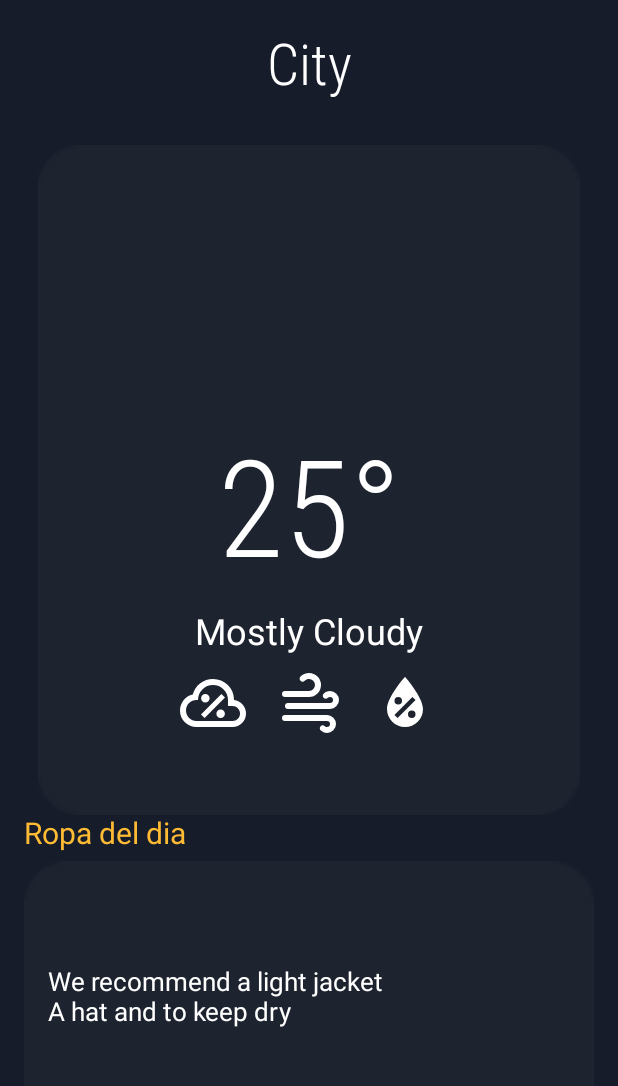
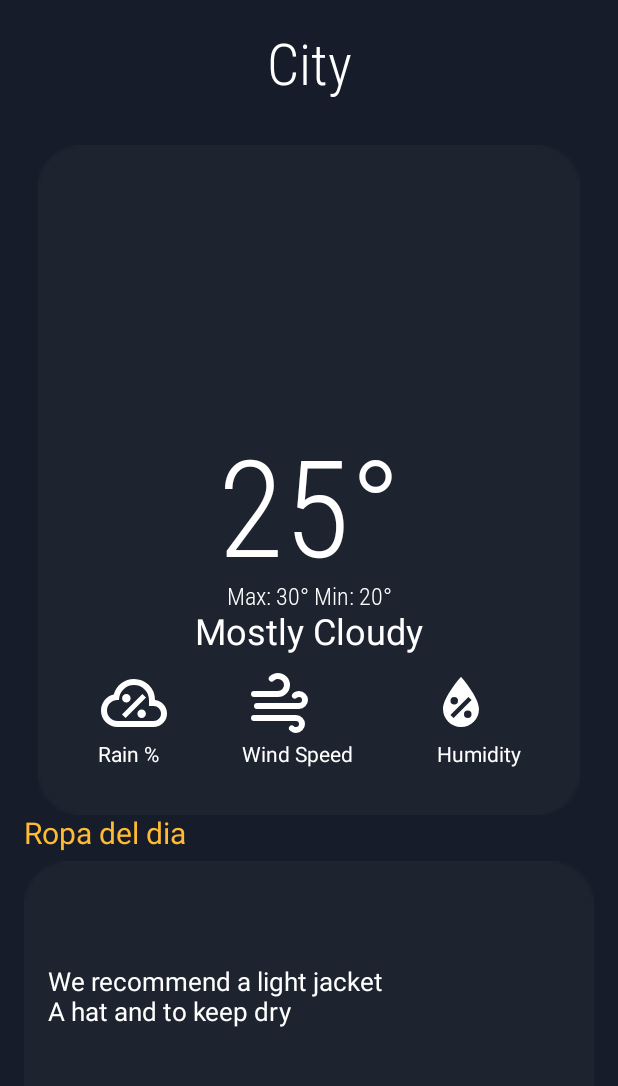
Before and after one commit to Mascaro101/WeatherApp, an Android app: the screen it shows after launch (MainActivity), on a phone screen of 412 x 824 dp, the part 72-1158 px from its top. Run offline under Robolectric (Android 15) with nearby library versions, the phone set to English and light mode, and no system bars.

Commit message:
Refine UI
Add hum/wind/rain api call and min max temp

```diff
--- a/app/src/main/java/com/mascaro101/weatherapp1/MainActivity.java
+++ b/app/src/main/java/com/mascaro101/weatherapp1/MainActivity.java
@@ -15,6 +15,7 @@ import androidx.core.app.ActivityCompat;
 import com.google.android.gms.location.FusedLocationProviderClient;
 import com.google.android.gms.location.LocationServices;
 import com.google.android.gms.tasks.OnSuccessListener;
+import com.mascaro101.weatherapp1.activities.HistoryActivity;
 import com.mascaro101.weatherapp1.advisor.ClotheAdvisor;
 import com.mascaro101.weatherapp1.api.WeatherApi;
 import com.mascaro101.weatherapp1.api.WeatherApi.WeatherResponseListener;
@@ -23,6 +24,7 @@ import com.mascaro101.weatherapp1.database.ClothingAdvice;
 import com.mascaro101.weatherapp1.utils.WeatherDrawableUtil;
 import org.json.JSONException;
 import org.json.JSONObject;
+
 import java.text.SimpleDateFormat;
 import java.util.Date;
 import java.util.Locale;
@@ -33,20 +35,26 @@ public class MainActivity extends AppCompatActivity {
     private static final int LOCATION_PERMISSION_REQUEST_CODE = 1;
     private FusedLocationProviderClient fusedLocationClient;
     private TextView tvCity, tvTemperature, tvWeather, clotheRecommendation;
+    private TextView rainPercentage, windSpeed, humidity;
     private ImageView weatherIcon;
     private Button historyButton;
+    private TextView tvMaxMinTemperature;
 
     @Override
     protected void onCreate(Bundle savedInstanceState) {
         super.onCreate(savedInstanceState);
         setContentView(R.layout.activity_main);
 
+        tvMaxMinTemperature = findViewById(R.id.tvMaxMinTemperature);
         tvCity = findViewById(R.id.tvCity);
         tvTemperature = findViewById(R.id.tvTemperature);
         tvWeather = findViewById(R.id.tvWeather);
         clotheRecommendation = findViewById(R.id.clotheRecommendation);
         weatherIcon = findViewById(R.id.weatherIcon);
         historyButton = findViewById(R.id.btnHistory);
+        rainPercentage = findViewById(R.id.rainPercentage);
+        windSpeed = findViewById(R.id.windSpeed);
+        humidity = findViewById(R.id.humidity);
 
         fusedLocationClient = LocationServices.getFusedLocationProviderClient(this);
 
@@ -57,7 +65,7 @@ public class MainActivity extends AppCompatActivity {
         }
 
         historyButton.setOnClickListener(v -> {
-            Intent intent = new Intent(MainActivity.this, com.mascaro101.weatherapp1.activities.HistoryActivity.class);
+            Intent intent = new Intent(MainActivity.this, HistoryActivity.class);
             startActivity(intent);
         });
     }
@@ -89,6 +97,8 @@ public class MainActivity extends AppCompatActivity {
                     String city = response.getString("name");
                     JSONObject main = response.getJSONObject("main");
                     double temperature = main.getDouble("temp");
+                    double tempMin = main.getDouble("temp_min");
+                    double tempMax = main.getDouble("temp_max");
                     String weatherCond = response.getJSONArray("weather").getJSONObject(0).getString("description");
 
                     tvCity.setText(city);
@@ -111,6 +121,21 @@ public class MainActivity extends AppCompatActivity {
 
                     String currentDate = new SimpleDateFormat("yyyy-MM-dd HH:mm:ss", Locale.getDefault()).format(new Date());
                     saveWeatherData(currentDate, temperature, response.getJSONObject("wind").getDouble("speed"), recommendation);
+
+                    // Update rain percentage, wind speed, and humidity
+                    JSONObject wind = response.getJSONObject("wind");
+                    JSONObject rain = response.has("rain") ? response.getJSONObject("rain") : null;
+
+                    String humidityValue = main.getInt("humidity") + "%";
+                    String windSpeedValue = wind.getDouble("speed") + " m/s";
+                    String rainPercentageValue = (rain != null && rain.has("1h")) ? rain.getDouble("1h") + " mm" : "0 mm";
+
+                    rainPercentage.setText(rainPercentageValue);
+                    windSpeed.setText(windSpeedValue);
+                    humidity.setText(humidityValue);
+
+                    // Update max and min temperature
+                    tvMaxMinTemperature.setText(String.format("Max: %.1f° Min: %.1f°", tempMax, tempMin));
 
                 } catch (JSONException e) {
                     e.printStackTrace();
--- a/app/src/main/res/layout/activity_main.xml
+++ b/app/src/main/res/layout/activity_main.xml
@@ -35,8 +35,6 @@
         app:layout_constraintStart_toStartOf="parent"
         app:layout_constraintEnd_toEndOf="parent"
         app:layout_constraintWidth="2"/>
-
-
 
 
 
@@ -126,7 +124,24 @@
         app:layout_constraintTop_toBottomOf="@id/weatherIcon"
         app:layout_constraintStart_toStartOf="parent"
         app:layout_constraintEnd_toEndOf="parent"
-        app:layout_constraintHorizontal_bias="0.5" />
+        app:layout_constraintHorizontal_bias="0.5"
+        android:layout_marginBottom="4dp" />
+
+    <!-- Max and Min Temperature -->
+    <TextView
+        android:id="@+id/tvMaxMinTemperature"
+        android:layout_width="wrap_content"
+        android:layout_height="wrap_content"
+        android:text="Max: 30° Min: 20°"
+        android:textSize="16sp"
+        android:textColor="@android:color/white"
+        android:fontFamily="@font/roboto"
+        app:layout_constraintTop_toBottomOf="@id/tvTemperature"
+        app:layout_constraintStart_toStartOf="parent"
+        app:layout_constraintEnd_toEndOf="parent"
+        app:layout_constraintHorizontal_bias="0.5"
+        android:layout_marginTop="-10dp"/>
+
 
     <!-- Weather Condition -->
     <TextView
@@ -165,33 +180,70 @@
         app:layout_constraintEnd_toEndOf="parent"
         app:layout_constraintHorizontal_bias="0.5">
 
-        <!-- Icon 1 -->
+        <!-- Icon 1 with Rain Percentage -->
+        <LinearLayout
+            android:layout_width="wrap_content"
+            android:layout_height="wrap_content"
+            android:orientation="vertical"
+            android:layout_marginEnd="24dp">
             <ImageView
                 android:id="@+id/icon1"
                 android:layout_width="48dp"
                 android:layout_height="48dp"
                 android:visibility="visible"
-            android:layout_marginEnd="8dp"
                 app:srcCompat="@drawable/icon1" />
+            <TextView
+                android:id="@+id/rainPercentage"
+                android:layout_width="wrap_content"
+                android:layout_height="wrap_content"
+                android:text="Rain %"
+                android:textColor="@android:color/white"
+                android:gravity="center_horizontal" />
+        </LinearLayout>
 
-        <!-- Icon 2 -->
+        <!-- Icon 2 with Wind Speed -->
+        <LinearLayout
+            android:layout_width="wrap_content"
+            android:layout_height="wrap_content"
+            android:orientation="vertical"
+            android:layout_marginStart="24dp"
+            android:layout_marginEnd="24dp">
             <ImageView
                 android:id="@+id/icon2"
                 android:layout_width="48dp"
                 android:layout_height="48dp"
                 android:visibility="visible"
-            android:layout_marginStart="8dp"
-            android:layout_marginEnd="8dp"
                 app:srcCompat="@drawable/icon2" />
+            <TextView
+                android:id="@+id/windSpeed"
+                android:layout_width="wrap_content"
+                android:layout_height="wrap_content"
+                android:text="Wind Speed"
+                android:textColor="@android:color/white"
+                android:gravity="center_horizontal" />
+        </LinearLayout>
 
-        <!-- Icon 3 -->
+        <!-- Icon 3 with Humidity -->
+        <LinearLayout
+            android:layout_width="wrap_content"
+            android:layout_height="wrap_content"
+            android:orientation="vertical"
+            android:layout_marginStart="24dp">
             <ImageView
                 android:id="@+id/icon3"
                 android:layout_width="48dp"
                 android:layout_height="48dp"
                 android:visibility="visible"
-            android:layout_marginStart="8dp"
                 app:srcCompat="@drawable/icon3" />
+            <TextView
+                android:id="@+id/humidity"
+                android:layout_width="wrap_content"
+                android:layout_height="wrap_content"
+                android:text="Humidity"
+                android:textColor="@android:color/white"
+                android:gravity="center_horizontal"
+                android:paddingStart="8dp" />
+        </LinearLayout>
     </LinearLayout>
 
 </androidx.constraintlayout.widget.ConstraintLayout>
```
Lines whose indentation alone changed are shown as unchanged.
